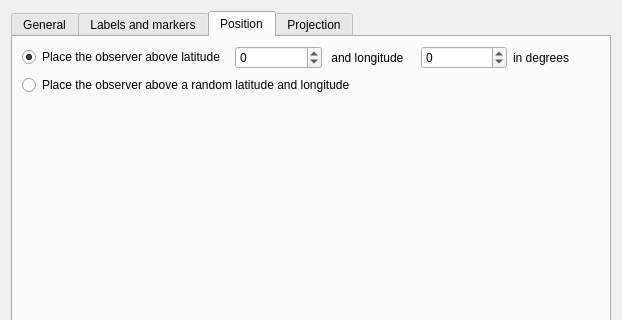
First picture: the form in kstars/xplanet/opsxplanet.ui, repository KDE/kstars, before the edit; both pictures show x 0 to 622 and y 0 to 320 of the 622 by 665 pixel window.
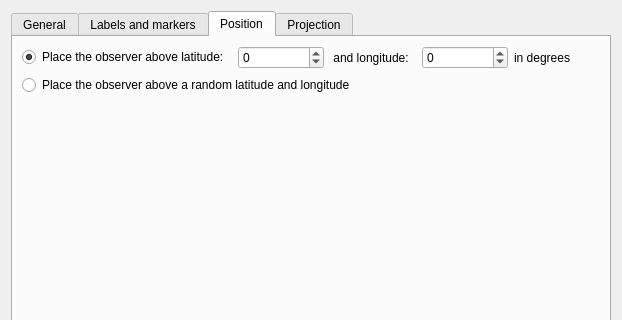
Second picture: the form after the edit. The open tabs and pages were chosen to show the change. Custom widgets are drawn as their Qt base class.

What changed in the file:
```diff
--- a/kstars/xplanet/opsxplanet.ui
+++ b/kstars/xplanet/opsxplanet.ui
@@ -881,7 +881,7 @@
            <item>
             <widget class="QRadioButton" name="kcfg_XplanetLatLong">
              <property name="text">
-              <string>Place the observer above latitude </string>
+              <string>Place the observer above latitude: </string>
              </property>
              <property name="checked">
               <bool>true</bool>
@@ -907,7 +907,7 @@
            <item>
             <widget class="QLabel" name="textLabelXplanetLongitude">
              <property name="text">
-              <string> and longitude </string>
+              <string> and longitude: </string>
              </property>
             </widget>
            </item>
```
Left out of the diff: 2 changed lines with no effect on the pictures.
